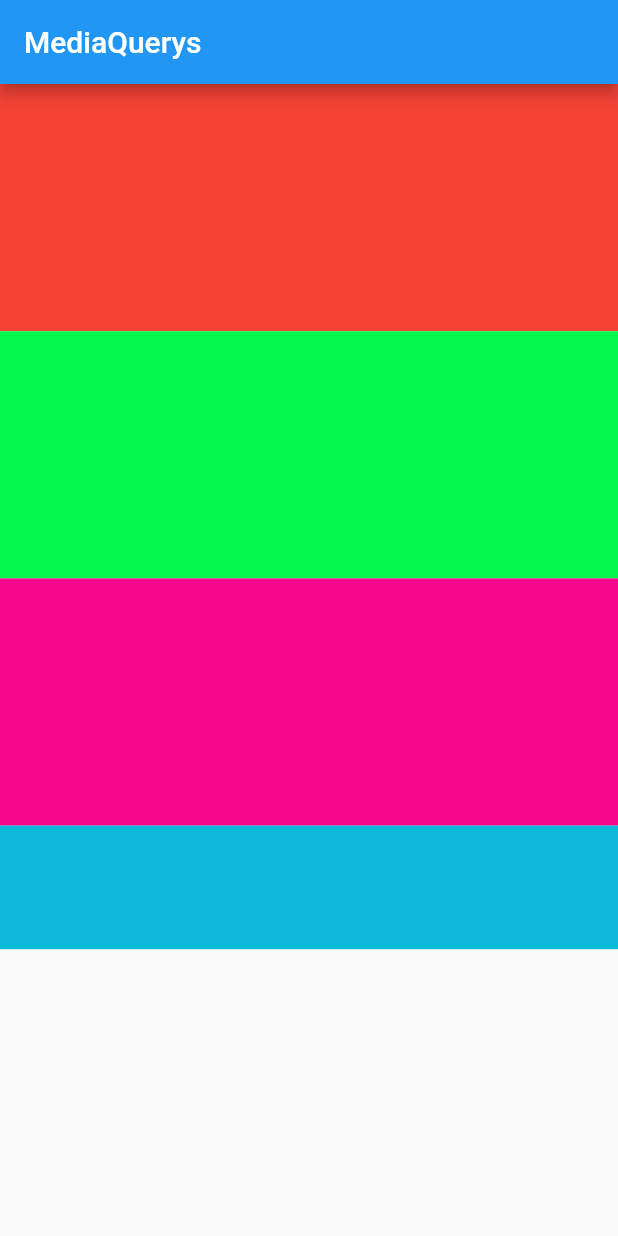
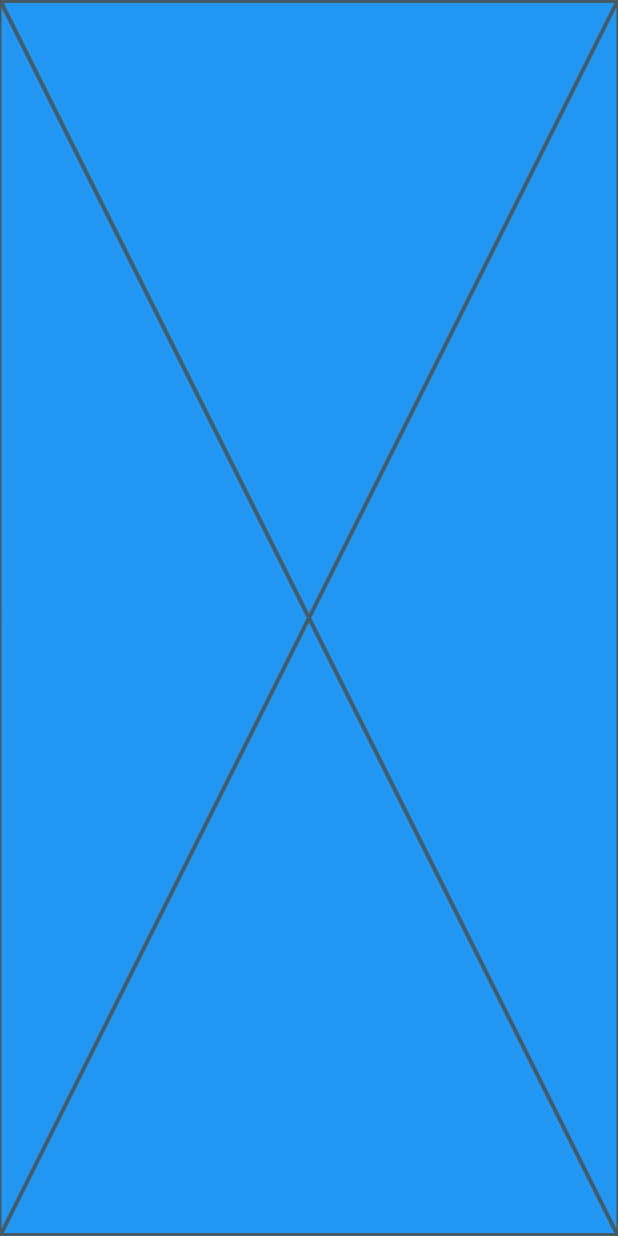
Before and after one commit to isavtars/responsiveflutter, a Flutter app: the screen it shows after launch, on a phone screen of 412 x 824 dp. Run offline on Flutter 3.47's test engine with Material 2 defaults, Android fonts, the phone set to English and light mode, and no system bars.

Commit message:
aspects ratio

```diff
--- a/lib/main.dart
+++ b/lib/main.dart
@@ -1,7 +1,7 @@
 import 'package:flutter/material.dart';
 
 /// //Creating a responsive Flutter app
-/// A widget that attempts to size the child to a specific aspect ratio.
+/// Scales and positions its child within itself according to fit.
 
 void main() => runApp(const LayoutBuilderExampleApp());
 
@@ -12,49 +12,28 @@ class LayoutBuilderExampleApp extends StatelessWidget {
   Widget build(BuildContext context) {
     return const MaterialApp(
       debugShowCheckedModeBanner: false,
-      home: MyApp(),
+      home:  FittedBoxExample(),
     );
   }
 }
 
-///AspectRatio
-class MyApp extends StatelessWidget {
-  const MyApp({super.key});
+/// FittedBoxExample
+
+class FittedBoxExample extends StatelessWidget {
+  const FittedBoxExample({super.key});
 
   @override
   Widget build(BuildContext context) {
-    var height, weight;
-    var size = MediaQuery.of(context).size;
-    height = size.height;
-    weight = size.width;
-
-    return Scaffold(
-        appBar: AppBar(
-          title: const Text("MediaQuerys"),
-        ),
-        body: Column(
-          children: [
-            Container(
-              height: height * 0.2,
-              width: weight,
-              color: Colors.red,
-            ),
-            Container(
-              height: height * 0.2,
-              width: weight,
-              color: const Color.fromARGB(255, 3, 247, 76),
-            ),
-            Container(
-              height: height * 0.2,
-              width: weight,
-              color: const Color.fromARGB(255, 245, 9, 138),
-            ),
-            Container(
-              height: height * 0.1,
-              width: weight,
-              color: const Color.fromARGB(255, 12, 185, 216),
-            )
-          ],
-        ));
+    return Container(
+      height: 400,
+      width: 300,
+      color: Colors.blue,
+      child: const FittedBox(
+        // TRY THIS: Try changing the fit types to see how they change the way
+        // the placeholder fits into the container.
+        fit: BoxFit.fill,
+        child: Placeholder(),
+      ),
+    );
   }
 }
```
